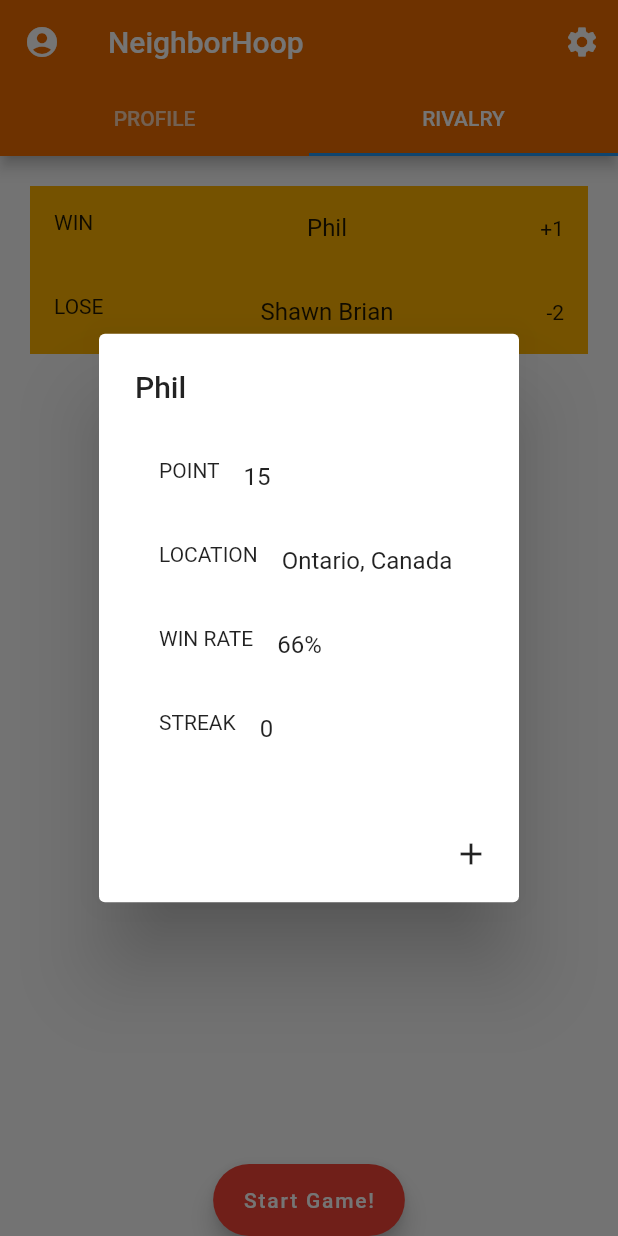
After one commit to NeighborHoop/NeightborHoop, a Flutter app: the screen it shows after launch, tab 2 chosen, after a tap on "WIN", on a phone screen of 412 x 824 dp. The commit adds this screen. Run offline on Flutter 3.47's test engine with Material 2 defaults, Android fonts, the phone set to English and light mode, and no system bars.

Commit message:
Finish rivalry page design. Start page design requires a meeting

```diff
--- /dev/null
+++ b/lib/Rivalry.dart
@@ -0,0 +1,65 @@
+import 'package:flutter/material.dart';
+
+class Rivalry extends StatefulWidget{
+  @override
+  RivalryState createState() => RivalryState();
+}
+
+class RivalryState extends State<Rivalry> {
+  List<String> attributeList = ['POINT', 'LOCATION', 'WIN RATE','STREAK'];
+  List<String> valueList = ['15', 'Ontario, Canada', '66%','0'];
+  Widget build(BuildContext context){
+    return ListView(
+      padding: const EdgeInsets.all(20),
+      children: <Widget>[
+        ListTile(
+          leading: Text('WIN'),
+          title: Center(child: Text('Phil')),
+          tileColor: Colors.amber[600],
+          trailing: Text('+1'),
+          onTap: (){
+            showDialog(
+              context: context,
+              builder: (BuildContext context) {
+                return AlertDialog(
+                  title: Text('Phil'),
+                  content: Container(
+                    width: double.minPositive,
+                    child: ListView.builder(
+                      shrinkWrap: true,
+                      itemCount: attributeList.length,
+                      itemBuilder: (BuildContext context, int index) {
+                        return ListTile(
+                          leading: Text(attributeList[index]),
+                          title: Text(valueList[index]),
+                          onTap: () {
+                            Navigator.pop(context, attributeList[index]);
+                          },
+                        );
+                      },
+                    ),
+                  ),
+                  actions: <Widget>[
+                    IconButton(
+                      icon: Icon(Icons.add),
+                      onPressed: (){
+                        setState((){
+                          print('add friend');
+                        });
+                      },
+                    )
+                  ],
+                );
+              });
+          },
+        ),
+        ListTile(
+          leading: Text('LOSE'),
+          title: Center(child: Text('Shawn Brian')),
+          tileColor: Colors.amber[600],
+          trailing: Text('-2'),
+        ),
+      ]
+    );
+  }
+}
--- a/lib/main.dart
+++ b/lib/main.dart
@@ -2,8 +2,9 @@ import 'package:flutter/material.dart';
 // import 'package:flutter/semantics.dart';
 import './profile.dart';
 import './avatar.dart';
-import './NameCard.dart';
+import './Rivalry.dart';
 import './settings.dart';
+import './Start.dart';
 
 void main() {
   runApp(MyApp());
@@ -57,20 +58,22 @@ class HomePageState extends State<HomePage> {
             ],
             bottom: TabBar(
               tabs: <Widget>[
-                Tab(
-                  text: "PROFILE",
-                ),
+                Tab(text: "PROFILE"),
                 Tab(text: "RIVALRY")
               ],
             ),
           ),
           body: TabBarView(children: <Widget>[
             Profile(),
-            NameCard(),
+            Rivalry(),
           ]),
           floatingActionButton: FloatingActionButton.extended(
             onPressed: () {
-              print('Start game!');
+              Navigator.push(
+                context,
+                // MaterialPageRoute(builder: (context) => Settings()),
+                ScaleRoute(page: Start())
+              );
             },
             label: Text('Start Game!'),
             backgroundColor: Colors.red,
@@ -132,3 +135,34 @@ class SlideLeftRoute extends PageRouteBuilder {
               ),
         );
 }
+
+class ScaleRoute extends PageRouteBuilder {
+  final Widget page;
+  ScaleRoute({this.page})
+      : super(
+          pageBuilder: (
+            BuildContext context,
+            Animation<double> animation,
+            Animation<double> secondaryAnimation,
+          ) =>
+              page,
+          transitionsBuilder: (
+            BuildContext context,
+            Animation<double> animation,
+            Animation<double> secondaryAnimation,
+            Widget child,
+          ) =>
+              ScaleTransition(
+                scale: Tween<double>(
+                  begin: 0.0,
+                  end: 1.0,
+                ).animate(
+                  CurvedAnimation(
+                    parent: animation,
+                    curve: Curves.fastOutSlowIn,
+                  ),
+                ),
+                child: child,
+              ),
+        );
+}
```
Also changed, not shown: lib/Start.dart (added, +33 -0 lines), 8 other files.
